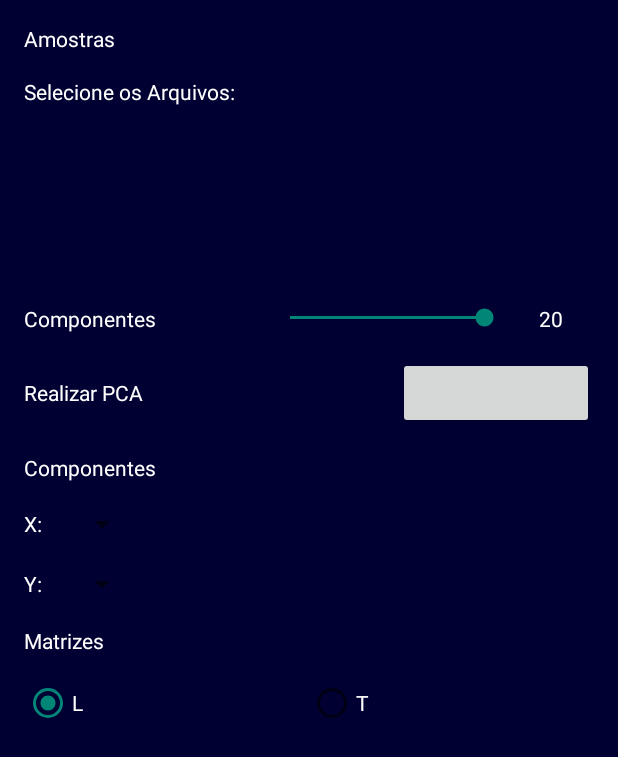
After one commit to iesbprojetos/VisioAndroid, an Android app: the PCAActivity screen opened directly, with no data from a screen before it, on a phone screen of 412 x 824 dp. The commit adds this screen. Shown: the top 757 px of the screen. Run offline under Robolectric (Android 15) with nearby library versions, the phone set to English and light mode, and no system bars.

Commit message:
Implementados:  - Interface do PCA  - Ajuste dos seek bars de amostras e tempo de integração (1 a 2048 em vez de 0 a 2048)  - Ajuste de bug ao alterar numero de amostras enquanto adquirindo contínuo  - Ajuste na faixa de valores do eixo Y do gráfico (de 0 a 10^-6)

```diff
--- a/app/src/main/java/br/iesb/vismobile/ChartTabFragment.java
+++ b/app/src/main/java/br/iesb/vismobile/ChartTabFragment.java
@@ -156,9 +156,10 @@ public class ChartTabFragment extends Fragment implements DeviceConnectionListen
         chart.setScaleYEnabled(false);
         chart.setPinchZoom(true);
 
-//        YAxis leftAxis = chart.getAxisLeft();
-//        leftAxis.setAxisMinValue(-50);
-//        leftAxis.setAxisMaxValue(50);
+        YAxis leftAxis = chart.getAxisLeft();
+        leftAxis.setAxisMinValue(0);
+        Number max = Math.pow(10, -6);
+        leftAxis.setAxisMaxValue(max.floatValue());
         YAxis rightAxis = chart.getAxisRight();
         rightAxis.setEnabled(false);
 
@@ -254,12 +255,12 @@ public class ChartTabFragment extends Fragment implements DeviceConnectionListen
 
                 for (int i = 0; i < data.length; i++) {
                     // x label
-                    xVals.add(String.valueOf(i));
+                    xVals.add(String.valueOf(i+1));
 
                     // entry (y, x)
                     Number num = fileManager.isMiliVolts() ? data[i] * 0.8056640625 : data[i];
                     float val = num.floatValue();
-                    Entry entry = new Entry(val, i);
+                    Entry entry = new Entry(val, i+1);
                     entries.add(entry);
                 }
 
--- a/app/src/main/java/br/iesb/vismobile/ConnectionTabFragment.java
+++ b/app/src/main/java/br/iesb/vismobile/ConnectionTabFragment.java
@@ -215,6 +215,10 @@ public class ConnectionTabFragment extends Fragment implements DeviceConnectionL
         seekNumAmostras.setOnSeekBarChangeListener(new SeekBar.OnSeekBarChangeListener() {
             @Override
             public void onProgressChanged(SeekBar seekBar, int progress, boolean fromUser) {
+                if (progress == 0) {
+                    progress = 1;
+                    seekBar.setProgress(progress);
+                }
                 txtNumAmostras.setText(String.valueOf(progress));
             }
 
@@ -237,6 +241,10 @@ public class ConnectionTabFragment extends Fragment implements DeviceConnectionL
         seekTempoIntegra.setOnSeekBarChangeListener(new SeekBar.OnSeekBarChangeListener() {
             @Override
             public void onProgressChanged(SeekBar seekBar, int progress, boolean fromUser) {
+                if (progress == 0) {
+                    progress = 1;
+                    seekBar.setProgress(progress);
+                }
                 txtTempoIntegra.setText(String.valueOf(progress));
             }
 
--- a/app/src/main/java/br/iesb/vismobile/MainActivity.java
+++ b/app/src/main/java/br/iesb/vismobile/MainActivity.java
@@ -115,6 +115,10 @@ public class MainActivity extends AppCompatActivity
                             .show(getSupportFragmentManager(), "SaveFileDialogFragment");
                 }
                 break;
+            case R.id.action_pca:
+                Intent intent = new Intent(this, PCAActivity.class);
+                startActivity(intent);
+                break;
             case R.id.action_open:
                 // This always works
                 Intent i = new Intent(this, FilePickerActivity.class);
@@ -131,7 +135,6 @@ public class MainActivity extends AppCompatActivity
                 // dangerous. Always use Android's API calls to get paths to the SD-card or
                 // internal memory.
 
-                // TODO: pasta padrão não está funcionando
                 i.putExtra(FilePickerActivity.EXTRA_START_PATH, fileManager.getDefaultFolder().getAbsolutePath());
 
                 startActivityForResult(i, REQUEST_FILE_OPEN);
--- /dev/null
+++ b/app/src/main/java/br/iesb/vismobile/PCAActivity.java
@@ -0,0 +1,52 @@
+package br.iesb.vismobile;
+
+import android.support.v7.app.AppCompatActivity;
+import android.os.Bundle;
+import android.widget.RadioButton;
+import android.widget.RadioGroup;
+import android.widget.SeekBar;
+import android.widget.TextView;
+
+public class PCAActivity extends AppCompatActivity {
+
+    private SeekBar seekComponentes;
+    private TextView txtComponentes;
+    private RadioGroup radioGroupMatrizes;
+    private RadioButton radioMatrizesL;
+
+    @Override
+    protected void onCreate(Bundle savedInstanceState) {
+        super.onCreate(savedInstanceState);
+        setContentView(R.layout.activity_pca);
+
+        txtComponentes = (TextView) findViewById(R.id.txtComponentes);
+        txtComponentes.setText("20");
+
+        seekComponentes = (SeekBar) findViewById(R.id.seekComponentes);
+        seekComponentes.setProgress(20);
+        seekComponentes.setOnSeekBarChangeListener(new SeekBar.OnSeekBarChangeListener() {
+            @Override
+            public void onProgressChanged(SeekBar seekBar, int progress, boolean fromUser) {
+                if (progress == 0) {
+                    seekBar.setProgress(1);
+                    progress = 1;
+                }
+                txtComponentes.setText(String.valueOf(progress));
+            }
+
+            @Override
+            public void onStartTrackingTouch(SeekBar seekBar) {
+
+            }
+
+            @Override
+            public void onStopTrackingTouch(SeekBar seekBar) {
+                // TODO
+            }
+        });
+
+        radioGroupMatrizes = (RadioGroup) findViewById(R.id.radioGroupMatrizes);
+        radioMatrizesL = (RadioButton) findViewById(R.id.radioMatrizesL);
+        radioMatrizesL.setChecked(true);
+    }
+}
--- a/app/src/main/java/br/iesb/vismobile/usb/UsbConnection.java
+++ b/app/src/main/java/br/iesb/vismobile/usb/UsbConnection.java
@@ -280,7 +280,7 @@ public class UsbConnection {
                                             break;
                                         }
                                     }
-                                    Number value = -50 + (100) * rand.nextDouble();
+                                    Number value = 0 + (Math.pow(10, -6)) * rand.nextDouble();
                                     data[i] = value.byteValue();
                                 }
 
@@ -335,10 +335,10 @@ public class UsbConnection {
                 for (int i = 0; i < sampleSize; i++) {
                     Number value;
                     if (i == 0) {
-                        value = -50 + (100) * rand.nextDouble();
+                        value = 0 + (Math.pow(10, -6)) * rand.nextDouble();
                     } else {
-                        double min = data[i-1] - 10 >= -50 ? data[i-1] - 10 : data[i-1];
-                        double max = data[i-1] + 10 <= 50 ? data[i-1] + 10 : data[i-1];
+                        double min = data[i-1] - Math.pow(10, -2) >= 0 ? data[i-1] - Math.pow(10, -2) : data[i-1];
+                        double max = data[i-1] + Math.pow(10, -2) <= Math.pow(10, -6) ? data[i-1] + Math.pow(10, -2) : data[i-1];
                         value = min + (max - min) * rand.nextDouble();
                     }
 
@@ -363,6 +363,9 @@ public class UsbConnection {
         synchronized (readLock) {
             reading = false;
         }
+
+        currentPos = 0;
+        buffer = new byte[STD_SAMPLE_SIZE];
 
         for (DeviceConnectionListener listener : listeners) {
             listener.onDeviceStopReading();
@@ -476,7 +479,7 @@ public class UsbConnection {
                         }
                     });
 
-                    buffer = new byte[sampleSize];
+                    buffer = new byte[STD_SAMPLE_SIZE];
                     currentPos = 0;
                 }
             }
@@ -507,7 +510,7 @@ public class UsbConnection {
                         }
                     });
 
-                    buffer = new byte[sampleSize];
+                    buffer = new byte[STD_SAMPLE_SIZE];
                     currentPos = 0;
                 }
             }
--- /dev/null
+++ b/app/src/main/res/layout/activity_pca.xml
@@ -0,0 +1,149 @@
+<?xml version="1.0" encoding="utf-8"?>
+<ScrollView
+    xmlns:android="http://schemas.android.com/apk/res/android"
+    xmlns:tools="http://schemas.android.com/tools"
+    android:layout_width="match_parent"
+    android:layout_height="match_parent"
+    android:paddingBottom="@dimen/activity_vertical_margin"
+    android:paddingLeft="@dimen/activity_horizontal_margin"
+    android:paddingRight="@dimen/activity_horizontal_margin"
+    android:paddingTop="@dimen/activity_vertical_margin"
+    tools:context="br.iesb.vismobile.PCAActivity"
+    android:background="#000033">
+    <LinearLayout
+        android:orientation="vertical"
+        android:layout_width="match_parent"
+        android:layout_height="wrap_content">
+        <TextView
+            android:layout_width="wrap_content"
+            android:layout_height="wrap_content"
+            android:text="Amostras"
+            android:textColor="@android:color/white"
+            android:layout_marginBottom="@dimen/activity_vertical_margin"/>
+        <TextView
+            android:layout_width="wrap_content"
+            android:layout_height="wrap_content"
+            android:text="Selecione os Arquivos:"
+            android:textColor="@android:color/white"
+            android:layout_marginBottom="@dimen/activity_vertical_margin"/>
+        <!-- TODO: ajustar altura -->
+        <ListView
+            android:id="@+id/listArquivos"
+            android:layout_width="match_parent"
+            android:layout_height="100dp"
+            android:layout_marginBottom="@dimen/activity_vertical_margin"/>
+        <LinearLayout
+            android:orientation="horizontal"
+            android:layout_width="match_parent"
+            android:layout_height="wrap_content"
+            android:weightSum="9"
+            android:layout_marginBottom="@dimen/activity_vertical_margin">
+            <TextView
+                android:layout_width="0dp"
+                android:layout_height="wrap_content"
+                android:text="Componentes"
+                android:textColor="@android:color/white"
+                android:layout_weight="4"/>
+            <SeekBar
+                android:id="@+id/seekComponentes"
+                android:layout_width="0dp"
+                android:layout_height="wrap_content"
+                android:layout_weight="4"
+                android:max="20"/>
+            <TextView
+                android:id="@+id/txtComponentes"
+                android:layout_width="wrap_content"
+                android:layout_height="wrap_content"
+                android:text="20"
+                android:textColor="@android:color/white"
+                android:layout_weight="1"
+                android:gravity="center"/>
+        </LinearLayout>
+        <LinearLayout
+            android:orientation="horizontal"
+            android:layout_width="match_parent"
+            android:layout_height="wrap_content"
+            android:weightSum="5"
+            android:layout_marginBottom="@dimen/activity_vertical_margin">
+            <TextView
+                android:layout_width="wrap_content"
+                android:layout_height="wrap_content"
+                android:text="Realizar PCA"
+                android:textColor="@android:color/white"
+                android:layout_weight="4"/>
+            <Button
+                android:id="@+id/btnPCA"
+                android:layout_width="wrap_content"
+                android:layout_height="wrap_content"
+                android:layout_weight="1"/>
+        </LinearLayout>
+        <TextView
+            android:layout_width="wrap_content"
+            android:layout_height="wrap_content"
+            android:text="Componentes"
+            android:textColor="@android:color/white"
+            android:layout_marginBottom="@dimen/activity_vertical_margin"/>
+        <LinearLayout
+            android:orientation="horizontal"
+            android:layout_width="match_parent"
+            android:layout_height="wrap_content"
+            android:layout_marginBottom="@dimen/activity_vertical_margin">
+            <TextView
+                android:layout_width="wrap_content"
+                android:layout_height="wrap_content"
+                android:textColor="@android:color/white"
+                android:layout_gravity="center_vertical"
+                android:layout_marginRight="@dimen/activity_horizontal_margin"
+                android:text="X:"/>
+            <Spinner
+                android:id="@+id/spinX"
+                android:layout_width="wrap_content"
+                android:layout_height="wrap_content"/>
+        </LinearLayout>
+        <LinearLayout
+            android:orientation="horizontal"
+            android:layout_width="match_parent"
+            android:layout_height="wrap_content"
+            android:layout_marginBottom="@dimen/activity_vertical_margin">
+            <TextView
+                android:layout_width="wrap_content"
+                android:layout_height="wrap_content"
+                android:textColor="@android:color/white"
+                android:layout_gravity="center_vertical"
+                android:layout_marginRight="@dimen/activity_horizontal_margin"
+                android:text="Y:"/>
+            <Spinner
+                android:id="@+id/spinY"
+                android:layout_width="wrap_content"
+                android:layout_height="wrap_content"/>
+        </LinearLayout>
+        <TextView
+            android:layout_width="wrap_content"
+            android:layout_height="wrap_content"
+            android:text="Matrizes"
+            android:textColor="@android:color/white"
+            android:layout_marginBottom="@dimen/activity_vertical_margin"/>
+        <RadioGroup
+            android:orientation="horizontal"
+            android:id="@+id/radioGroupMatrizes"
+            android:layout_width="match_parent"
+            android:layout_height="wrap_content"
+            android:weightSum="2">
+            <RadioButton
+                android:id="@+id/radioMatrizesL"
+                android:layout_width="wrap_content"
+                android:layout_height="wrap_content"
+                android:text="L"
+                android:layout_weight="1"
+                android:textColor="@android:color/white"/>
+            <RadioButton
+                android:id="@+id/radioMatrizesT"
+                android:layout_width="wrap_content"
+                android:layout_height="wrap_content"
+                android:text="T"
+                android:layout_weight="1"
+                android:textColor="@android:color/white"/>
+
+        </RadioGroup>
+    </LinearLayout>
+</ScrollView>
--- a/app/src/main/res/menu/menu_main.xml
+++ b/app/src/main/res/menu/menu_main.xml
@@ -15,6 +15,11 @@
         android:orderInCategory="2"
         app:showAsAction="never"/>
     <item
+        android:id="@+id/action_pca"
+        android:title="PCA"
+        android:orderInCategory="3"
+        app:showAsAction="never"/>
+    <item
         android:id="@+id/action_settings"
         android:title="@string/action_settings"
         android:orderInCategory="100"
```
Also changed, not shown: app/src/main/AndroidManifest.xml (+9 -4 lines), 1 other file.
